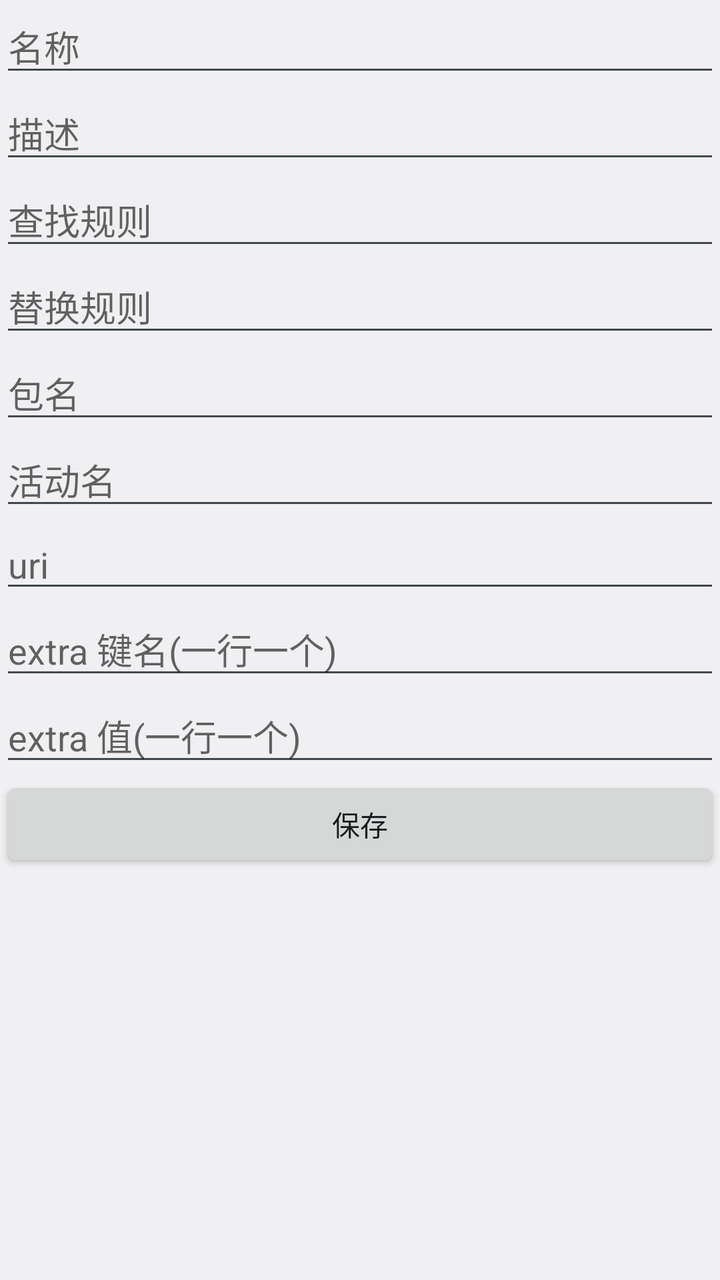
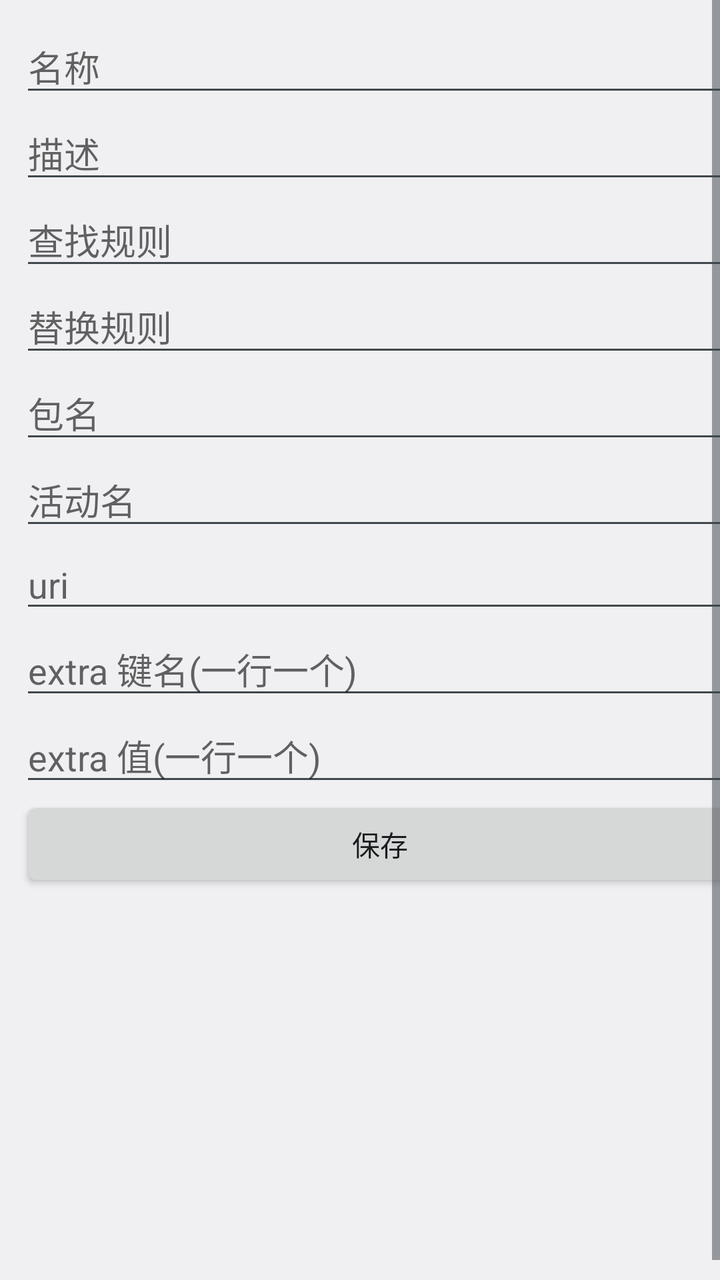

Two renders of the same Android screen: before a commit and after it. Below are the layout's source before the change and the commit's diff.
<!-- AndroidManifest.xml: application theme AppTheme -->
<!-- res/layout/activity_jump_edit.xml -->
<?xml version="1.0" encoding="utf-8"?>
<LinearLayout xmlns:android="http://schemas.android.com/apk/res/android"
    xmlns:tools="http://schemas.android.com/tools"
    android:layout_width="match_parent"
    android:layout_height="match_parent"
    android:layout_margin="10dp"
    android:fitsSystemWindows="true"
    android:orientation="vertical"
    tools:context=".JumpEditActivity">

    <EditText
        android:id="@+id/name"
        android:layout_width="match_parent"
        android:layout_height="wrap_content"
        android:hint="名称" />

    <EditText
        android:id="@+id/description"
        android:layout_width="match_parent"
        android:layout_height="wrap_content"
        android:hint="描述" />

    <EditText
        android:id="@+id/matchRule"
        android:layout_width="match_parent"
        android:layout_height="wrap_content"
        android:hint="查找规则" />

    <EditText
        android:id="@+id/replaceRule"
        android:layout_width="match_parent"
        android:layout_height="wrap_content"
        android:hint="替换规则" />

    <EditText
        android:id="@+id/packageName"
        android:layout_width="match_parent"
        android:layout_height="wrap_content"
        android:hint="包名" />

    <EditText
        android:id="@+id/activity"
        android:layout_width="match_parent"
        android:layout_height="wrap_content"
        android:hint="活动名" />

    <EditText
        android:id="@+id/uri"
        android:layout_width="match_parent"
        android:layout_height="wrap_content"
        android:hint="uri" />

    <EditText
        android:id="@+id/extra_key"
        android:layout_width="match_parent"
        android:layout_height="wrap_content"
        android:hint="extra 键名(一行一个)" />

    <EditText
        android:id="@+id/extra_value"
        android:layout_width="match_parent"
        android:layout_height="wrap_content"
        android:hint="extra 值(一行一个)" />

    <Button
        android:id="@+id/start"
        android:layout_width="match_parent"
        android:layout_height="wrap_content"
        android:text="启动"
        android:visibility="gone" />

    <Button
        android:id="@+id/save"
        android:layout_width="match_parent"
        android:layout_height="wrap_content"
        android:text="保存" />

    <Button
        android:id="@+id/delete"
        android:layout_width="match_parent"
        android:layout_height="wrap_content"
        android:text="删除"
        android:visibility="gone" />

    <TextView
        android:id="@+id/show"
        android:layout_width="match_parent"
        android:layout_height="wrap_content" />

</LinearLayout>
<!-- resources referenced by this layout -->
<resources>
  <style name="AppTheme" parent="@android:style/Theme.DeviceDefault.Light.NoActionBar">
          <item name="android:statusBarColor">@android:color/white</item>
          <item name="android:windowLightStatusBar">true</item>
      </style>
</resources>

<!-- the commit's change to res/layout/activity_jump_edit.xml (unified diff, before → after) -->
@@ -1,90 +1,96 @@
 <?xml version="1.0" encoding="utf-8"?>
-<LinearLayout xmlns:android="http://schemas.android.com/apk/res/android"
+<ScrollView xmlns:android="http://schemas.android.com/apk/res/android"
     xmlns:tools="http://schemas.android.com/tools"
     android:layout_width="match_parent"
     android:layout_height="match_parent"
-    android:layout_margin="10dp"
+    android:fillViewport="true"
     android:fitsSystemWindows="true"
-    android:orientation="vertical"
     tools:context=".JumpEditActivity">
 
-    <EditText
-        android:id="@+id/name"
+    <LinearLayout
         android:layout_width="match_parent"
         android:layout_height="wrap_content"
-        android:hint="名称" />
+        android:layout_margin="10dp"
+        android:orientation="vertical">
 
-    <EditText
-        android:id="@+id/description"
-        android:layout_width="match_parent"
-        android:layout_height="wrap_content"
-        android:hint="描述" />
+        <EditText
+            android:id="@+id/name"
+            android:layout_width="match_parent"
+            android:layout_height="wrap_content"
+            android:hint="名称" />
 
-    <EditText
-        android:id="@+id/matchRule"
-        android:layout_width="match_parent"
-        android:layout_height="wrap_content"
-        android:hint="查找规则" />
+        <EditText
+            android:id="@+id/description"
+            android:layout_width="match_parent"
+            android:layout_height="wrap_content"
+            android:hint="描述" />
 
-    <EditText
-        android:id="@+id/replaceRule"
-        android:layout_width="match_parent"
-        android:layout_height="wrap_content"
-        android:hint="替换规则" />
+        <EditText
+            android:id="@+id/matchRule"
+            android:layout_width="match_parent"
+            android:layout_height="wrap_content"
+            android:hint="查找规则" />
 
-    <EditText
-        android:id="@+id/packageName"
-        android:layout_width="match_parent"
-        android:layout_height="wrap_content"
-        android:hint="包名" />
+        <EditText
+            android:id="@+id/replaceRule"
+            android:layout_width="match_parent"
+            android:layout_height="wrap_content"
+            android:hint="替换规则" />
 
-    <EditText
-        android:id="@+id/activity"
-        android:layout_width="match_parent"
-        android:layout_height="wrap_content"
-        android:hint="活动名" />
+        <EditText
+            android:id="@+id/packageName"
+            android:layout_width="match_parent"
+            android:layout_height="wrap_content"
+            android:hint="包名" />
 
-    <EditText
-        android:id="@+id/uri"
-        android:layout_width="match_parent"
-        android:layout_height="wrap_content"
-        android:hint="uri" />
+        <EditText
+            android:id="@+id/activity"
+            android:layout_width="match_parent"
+            android:layout_height="wrap_content"
+            android:hint="活动名" />
 
-    <EditText
-        android:id="@+id/extra_key"
-        android:layout_width="match_parent"
-        android:layout_height="wrap_content"
-        android:hint="extra 键名(一行一个)" />
+        <EditText
+            android:id="@+id/uri"
+            android:layout_width="match_parent"
+            android:layout_height="wrap_content"
+            android:hint="uri" />
 
-    <EditText
-        android:id="@+id/extra_value"
-        android:layout_width="match_parent"
-        android:layout_height="wrap_content"
-        android:hint="extra 值(一行一个)" />
+        <EditText
+            android:id="@+id/extra_key"
+            android:layout_width="match_parent"
+            android:layout_height="wrap_content"
+            android:hint="extra 键名(一行一个)" />
 
-    <Button
-        android:id="@+id/start"
-        android:layout_width="match_parent"
-        android:layout_height="wrap_content"
-        android:text="启动"
-        android:visibility="gone" />
+        <EditText
+            android:id="@+id/extra_value"
+            android:layout_width="match_parent"
+            android:layout_height="wrap_content"
+            android:hint="extra 值(一行一个)" />
 
-    <Button
-        android:id="@+id/save"
-        android:layout_width="match_parent"
-        android:layout_height="wrap_content"
-        android:text="保存" />
+        <Button
+            android:id="@+id/start"
+            android:layout_width="match_parent"
+            android:layout_height="wrap_content"
+            android:text="启动"
+            android:visibility="gone" />
 
-    <Button
-        android:id="@+id/delete"
-        android:layout_width="match_parent"
-        android:layout_height="wrap_content"
-        android:text="删除"
-        android:visibility="gone" />
+        <Button
+            android:id="@+id/save"
+            android:layout_width="match_parent"
+            android:layout_height="wrap_content"
+            android:text="保存" />
 
-    <TextView
-        android:id="@+id/show"
-        android:layout_width="match_parent"
-        android:layout_height="wrap_content" />
+        <Button
+            android:id="@+id/delete"
+            android:layout_width="match_parent"
+            android:layout_height="wrap_content"
+            android:text="删除"
+            android:visibility="gone" />
 
-</LinearLayout>
+        <TextView
+            android:id="@+id/show"
+            android:layout_width="match_parent"
+            android:layout_height="wrap_content" />
+
+    </LinearLayout>
+</ScrollView>
